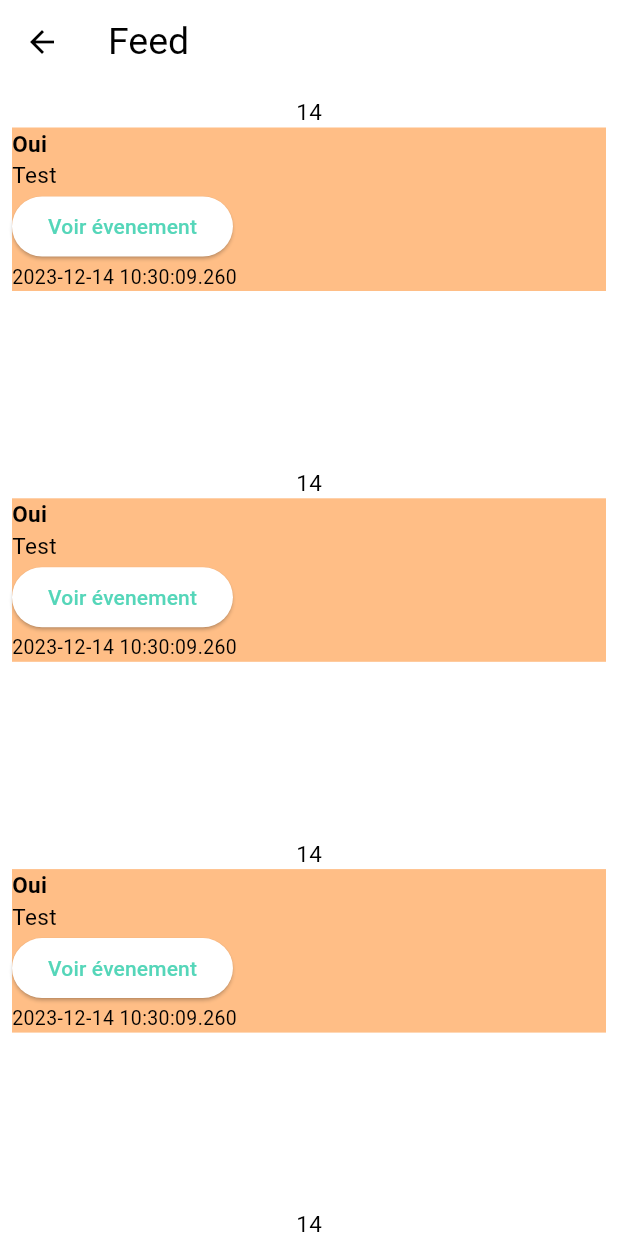
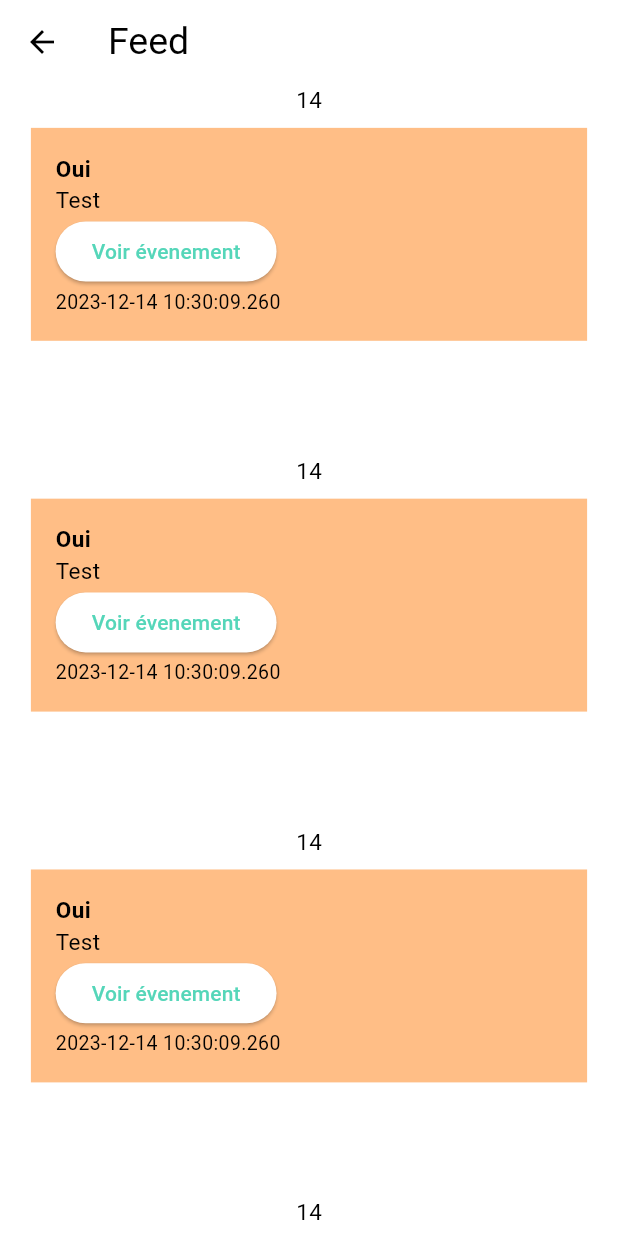
Before and after one commit to moombba/Cooloc, a Flutter app: the NotificationPage screen opened directly, on a phone screen of 412 x 824 dp. Run offline on Flutter 3.47's test engine with Material 2 defaults, Android fonts, the phone set to English and light mode, and no system bars; our stand-ins replace flutter_hooks, freezed_annotation, hooks_riverpod, riverpod_annotation, salomon_bottom_bar; generated files the repository leaves out were written again; Roboto replaces fonts that are missing (Nunito).

Commit message:
Refactor NotificationElem widget layout

```diff
--- a/lib/pages/notification_page.dart
+++ b/lib/pages/notification_page.dart
@@ -29,7 +29,7 @@ class NotificationPage extends HookConsumerWidget {
   child: ListView.builder(
     itemCount: 4,
     itemBuilder: (context, index) {
-      return Container(
+      return SizedBox(
         height: MediaQuery.of(context).size.height * 0.3, // 50% of screen height
         width: MediaQuery.of(context).size.width * 0.4, // 100% of screen width
         child: NotificationElem(
--- a/lib/widgets/notification_elem.dart
+++ b/lib/widgets/notification_elem.dart
@@ -9,25 +9,29 @@ class NotificationElem extends StatelessWidget {
 
   @override
   Widget build(BuildContext context) {
-    return Padding(
-      padding: const EdgeInsets.all(8.0),
+    return Column(
+      // mainAxisAlignment: MainAxisAlignment.spaceEvenly,
+      children: [
+        Text(event.date.day.toString()),
+        SizedBox(
+          height: MediaQuery.of(context).size.height * 0.01,
+        ),
+        Container(
+          width: MediaQuery.of(context).size.width * 0.9,
+          color: secondaryColor,
+          child: Padding(
+            padding:  EdgeInsets.all(MediaQuery.of(context).size.width * 0.04),
             child: Column(
+                crossAxisAlignment: CrossAxisAlignment.start,
                 mainAxisAlignment: MainAxisAlignment.start,
                 children: [
-          Text(event.date.day.toString()),
-          Row(
-            children: [
-              Expanded(
-                child: Container(
-                  width: MediaQuery.of(context).size.width * 0.9,
-                  color: secondaryColor,
-                  child:
-                      Column(crossAxisAlignment: CrossAxisAlignment.start ,mainAxisAlignment: MainAxisAlignment.start, children: [
                   Text(event.title,
-                        style: const TextStyle(fontWeight: FontWeight.bold)),
+                      style:
+                          const TextStyle(fontWeight: FontWeight.bold)),
                   Text(event.description),
                   ElevatedButton(
-                        onPressed: () {}, child: const Text('Voir évenement')),
+                      onPressed: () {},
+                      child: const Text('Voir évenement')),
                   Text(
                     event.date.toString(),
                     style: TextStyle(fontSize: 13),
@@ -36,9 +40,6 @@ class NotificationElem extends StatelessWidget {
           ),
         ),
       ],
-          ),
-        ],
-      ),
     );
   }
 }
```
Lines whose indentation alone changed are shown as unchanged.
